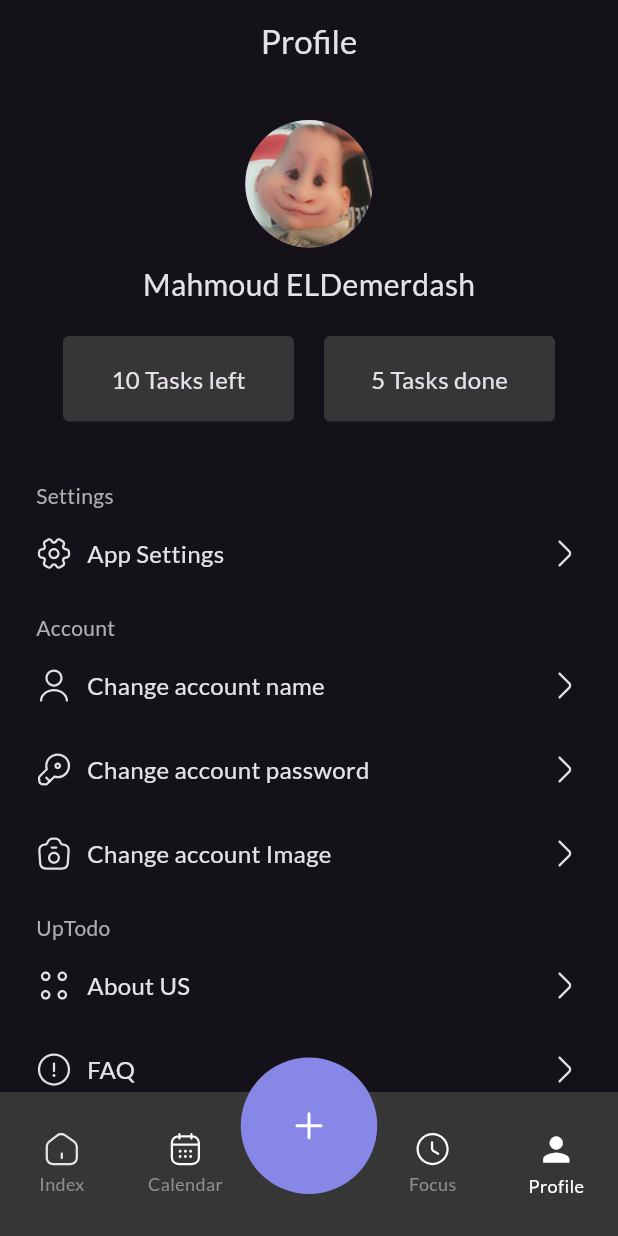
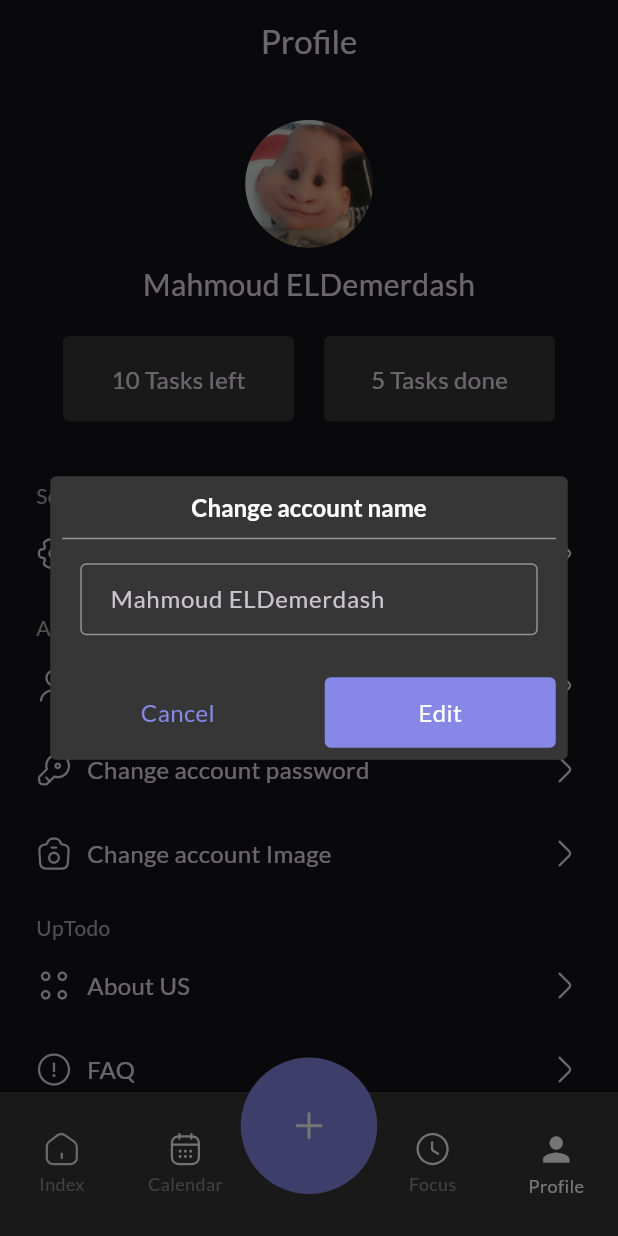
Before and after one commit to ELDemy/Rowad-Masr, a Flutter app: the screen it shows after launch, item 5 of the bottom bar chosen, after a tap on "Change account name", on a phone screen of 412 x 824 dp. Run offline on Flutter 3.47's test engine with Material 3 defaults, Android fonts, the phone set to English and light mode, and no system bars; drawn by our look-alikes of persistent_bottom_nav_bar; our stand-ins replace flutter_svg, google_fonts.

Commit message:
creat reusable custom alert dialog

```diff
--- a/flutter/to_do_app/lib/features/bottom_nav_bar/data/nav_bar_data.dart
+++ b/flutter/to_do_app/lib/features/bottom_nav_bar/data/nav_bar_data.dart
@@ -1,7 +1,7 @@
 import 'package:flutter/material.dart';
 import 'package:flutter_svg/svg.dart';
 import 'package:persistent_bottom_nav_bar/persistent_bottom_nav_bar.dart';
-import 'package:to_do_app/core/utiles/colors.dart';
+import 'package:to_do_app/core/utiles/app_colors.dart';
 import 'package:to_do_app/core/utiles/icons.dart';
 import 'package:to_do_app/features/add_todo/presentation/views/todo_view.dart';
 import 'package:to_do_app/features/calendar/presentation/views/calendar_view.dart';
--- a/flutter/to_do_app/lib/features/bottom_nav_bar/presentation/views/bottom_nav_view.dart
+++ b/flutter/to_do_app/lib/features/bottom_nav_bar/presentation/views/bottom_nav_view.dart
@@ -1,6 +1,6 @@
 import 'package:flutter/material.dart';
 import 'package:persistent_bottom_nav_bar/persistent_bottom_nav_bar.dart';
-import 'package:to_do_app/core/utiles/colors.dart';
+import 'package:to_do_app/core/utiles/app_colors.dart';
 import 'package:to_do_app/features/bottom_nav_bar/data/nav_bar_data.dart';
 
 class MyPersistentBottomNavBar extends StatelessWidget {
--- /dev/null
+++ b/flutter/to_do_app/lib/features/profile/presentation/views/widgets/custom_alert_dialog.dart
@@ -0,0 +1,102 @@
+import 'package:flutter/material.dart';
+import 'package:to_do_app/core/utiles/app_colors.dart';
+
+class CustomAlertDialog extends StatelessWidget {
+  const CustomAlertDialog({
+    super.key,
+    required this.title,
+    required this.content,
+    this.onEdit,
+  });
+
+  final String title;
+  final Widget content;
+  final VoidCallback? onEdit;
+  @override
+  Widget build(BuildContext context) {
+    return AlertDialog(
+      backgroundColor: AppColors.kGreyBackgroundColor,
+      shape: RoundedRectangleBorder(borderRadius: BorderRadius.circular(4)),
+      insetPadding: const EdgeInsets.all(0),
+      titlePadding: const EdgeInsets.only(right: 8, left: 8, bottom: 16),
+      contentPadding: const EdgeInsets.symmetric(horizontal: 20),
+      actionsPadding:
+          const EdgeInsets.only(top: 28, bottom: 8, right: 8, left: 8),
+      title: _DialogTitle(),
+      content: content,
+      actions: _DialogActions(context),
+    );
+  }
+
+  Container _DialogTitle() {
+    return Container(
+      padding: const EdgeInsets.symmetric(vertical: 10),
+      decoration: const BoxDecoration(
+          border: Border(bottom: BorderSide(color: Color(0xff979797)))),
+      alignment: Alignment.center,
+      child: Text(
+        title,
+        style: const TextStyle(
+          fontSize: 16,
+          fontWeight: FontWeight.w700,
+          color: Colors.white,
+        ),
+      ),
+    );
+  }
+
+  List<Widget> _DialogActions(BuildContext context) {
+    return [
+      _ActionContainer(
+        text: "Cancel",
+        foregroundColor: AppColors.kPrimaryColor,
+        onTap: () {
+          Navigator.pop(context);
+        },
+      ),
+      const SizedBox(width: 5),
+      _ActionContainer(
+        text: "Edit",
+        backgroundColor: AppColors.kPrimaryColor,
+        onTap: onEdit,
+      ),
+    ];
+  }
+}
+
+class _ActionContainer extends StatelessWidget {
+  const _ActionContainer({
+    required this.text,
+    this.backgroundColor,
+    this.foregroundColor = Colors.white,
+    this.onTap,
+  });
+
+  final String text;
+  final Color? backgroundColor;
+  final Color? foregroundColor;
+  final VoidCallback? onTap;
+  @override
+  Widget build(BuildContext context) {
+    return InkWell(
+      onTap: onTap,
+      child: Container(
+        padding: const EdgeInsets.symmetric(vertical: 12, horizontal: 24),
+        width: 154,
+        decoration: BoxDecoration(
+          color: backgroundColor,
+          borderRadius: BorderRadius.circular(4),
+        ),
+        alignment: Alignment.center,
+        child: Text(
+          text,
+          style: TextStyle(
+            fontSize: 16,
+            fontWeight: FontWeight.w400,
+            color: foregroundColor,
+          ),
+        ),
+      ),
+    );
+  }
+}
--- a/flutter/to_do_app/lib/features/profile/presentation/views/widgets/profile_body.dart
+++ b/flutter/to_do_app/lib/features/profile/presentation/views/widgets/profile_body.dart
@@ -1,5 +1,5 @@
 import 'package:flutter/material.dart';
-import 'package:to_do_app/features/profile/presentation/views/widgets/sections/account_section.dart';
+import 'package:to_do_app/features/profile/presentation/views/widgets/sections/acount_section/account_section.dart';
 import 'package:to_do_app/features/profile/presentation/views/widgets/sections/logout_widget.dart';
 import 'package:to_do_app/features/profile/presentation/views/widgets/sections/up_todo_section.dart';
 
--- a/flutter/to_do_app/lib/features/profile/presentation/views/widgets/row_tasks_info_widget.dart
+++ b/flutter/to_do_app/lib/features/profile/presentation/views/widgets/row_tasks_info_widget.dart
@@ -1,5 +1,5 @@
 import 'package:flutter/material.dart';
-import 'package:to_do_app/core/utiles/colors.dart';
+import 'package:to_do_app/core/utiles/app_colors.dart';
 
 class TasksInfoWidget extends StatelessWidget {
   const TasksInfoWidget({super.key});
--- a/flutter/to_do_app/lib/features/profile/presentation/views/widgets/sections/account_section.dart
+++ b/flutter/to_do_app/lib/features/profile/presentation/views/widgets/sections/acount_section/account_section.dart
@@ -2,8 +2,9 @@ import 'package:flutter/material.dart';
 import 'package:flutter_svg/svg.dart';
 import 'package:to_do_app/core/utiles/icons.dart';
 
-import 'option_row_widget.dart';
-import 'subtitle_text_widget.dart';
+import '../option_row_widget.dart';
+import '../subtitle_text_widget.dart';
+import 'alert_dialogs/change_account_name_alert_dialog.dart';
 
 class AccountSection extends StatelessWidget {
   const AccountSection({super.key});
@@ -17,6 +18,14 @@ class AccountSection extends StatelessWidget {
         OptionRowWidget(
           text: "Change account name",
           leftIcon: SvgPicture.asset(ProfileIcons.user),
+          onTap: () {
+            showDialog(
+              context: context,
+              builder: (context) {
+                return const ChangeNameAlertDialog();
+              },
+            );
+          },
         ),
         OptionRowWidget(
           text: "Change account password",
--- /dev/null
+++ b/flutter/to_do_app/lib/features/profile/presentation/views/widgets/sections/acount_section/alert_dialogs/change_account_name_alert_dialog.dart
@@ -0,0 +1,36 @@
+import 'package:flutter/material.dart';
+import 'package:to_do_app/features/profile/presentation/views/widgets/custom_alert_dialog.dart';
+import 'package:to_do_app/features/profile/presentation/views/widgets/user_top_info_widget.dart';
+
+class ChangeNameAlertDialog extends StatefulWidget {
+  const ChangeNameAlertDialog({super.key});
+
+  @override
+  State<ChangeNameAlertDialog> createState() => _ChangeNameAlertDialogState();
+}
+
+class _ChangeNameAlertDialogState extends State<ChangeNameAlertDialog> {
+  final TextEditingController _controller = TextEditingController();
+
+  @override
+  Widget build(BuildContext context) {
+    return CustomAlertDialog(
+      title: "Change account name",
+      content: TextFormField(
+        controller: _controller,
+        decoration: InputDecoration(
+          border: const OutlineInputBorder(),
+          labelText: UserTopInfo.name,
+          contentPadding:
+              const EdgeInsets.symmetric(vertical: 8, horizontal: 16),
+        ),
+      ),
+      onEdit: () {
+        if (_controller.text.trim().isNotEmpty) {
+          UserTopInfo.name = _controller.text;
+        }
+        Navigator.pop(context);
+      },
+    );
+  }
+}
--- a/flutter/to_do_app/lib/features/profile/presentation/views/widgets/user_top_info_widget.dart
+++ b/flutter/to_do_app/lib/features/profile/presentation/views/widgets/user_top_info_widget.dart
@@ -5,18 +5,20 @@ class UserTopInfo extends StatelessWidget {
     super.key,
   });
 
+  static String name = "Mahmoud ELDemerdash";
+
   @override
   Widget build(BuildContext context) {
-    return const Column(
+    return Column(
       children: [
-        CircleAvatar(
+        const CircleAvatar(
           backgroundImage: AssetImage('assets/images/avatar.jpg'),
           radius: 85 / 2,
         ),
-        SizedBox(height: 10),
+        const SizedBox(height: 10),
         Text(
-          "Mahmoud ELDemerdash",
-          style: TextStyle(fontSize: 20),
+          name,
+          style: const TextStyle(fontSize: 20),
         ),
       ],
     );
--- a/flutter/to_do_app/lib/main.dart
+++ b/flutter/to_do_app/lib/main.dart
@@ -1,6 +1,6 @@
 import 'package:flutter/material.dart';
 import 'package:google_fonts/google_fonts.dart';
-import 'package:to_do_app/core/utiles/colors.dart';
+import 'package:to_do_app/core/utiles/app_colors.dart';
 import 'package:to_do_app/features/bottom_nav_bar/presentation/views/bottom_nav_view.dart';
 
 void main() {
```
Also changed, not shown: flutter/to_do_app/lib/core/utiles/app_colors.dart (renamed from flutter/to_do_app/lib/core/utiles/colors.dart).
